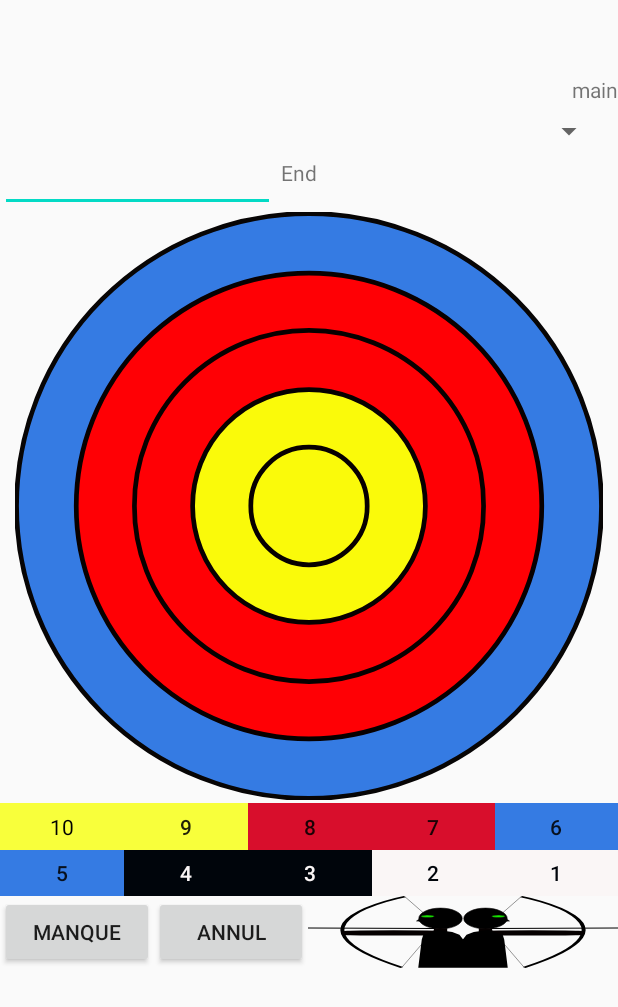
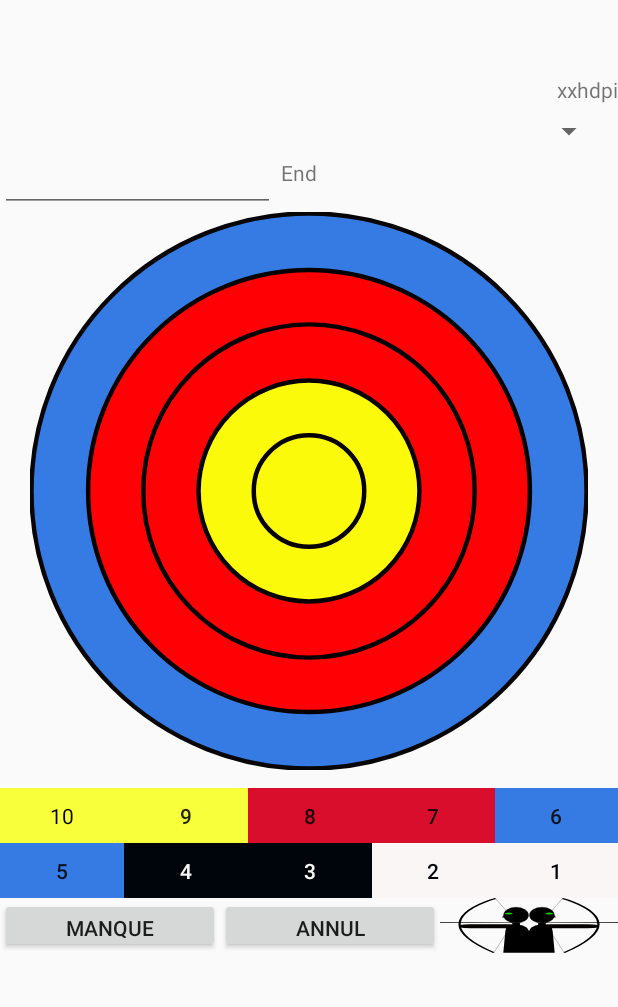
Before and after one commit to jiemeb/CompteCible, an Android app: the layout content_main.xml on its own in the app's theme, with its tools: preview values and no code run, on a phone screen of 412 x 824 dp. Shown: the top 1007 px of the screen. Run offline under Robolectric (Android 15) with nearby library versions, the phone set to English and light mode, and no system bars.

Commit message:
layout corection layout

```diff
--- a/app/src/main/res/layout-land/content_main.xml
+++ b/app/src/main/res/layout-land/content_main.xml
@@ -9,17 +9,15 @@
 
     <EditText
         android:id="@+id/result"
-        android:layout_width="213dp"
-        android:layout_height="161dp"
-        android:layout_marginStart="35dp"
-        android:ellipsize="end"
+        android:layout_width="166dp"
+        android:layout_height="156dp"
+        android:layout_marginStart="32dp"
+        android:ems="10"
         android:focusable="false"
-        android:ems="10"
-        android:scrollbars="vertical"
         android:fontFamily="serif-monospace"
         android:inputType="textMultiLine"
         android:textAlignment="viewEnd"
-        android:textSize="10sp"
+        android:textSize="12sp"
         android:textStyle="bold"
         app:layout_constraintBottom_toBottomOf="parent"
         app:layout_constraintStart_toStartOf="parent" />
@@ -70,25 +68,28 @@
         android:layout_marginEnd="4dp"
         app:layout_constraintEnd_toEndOf="parent"
         app:layout_constraintHorizontal_bias="0.894"
-        app:layout_constraintStart_toEndOf="@+id/imageCible"
+        app:layout_constraintStart_toEndOf="@id/imageCible"
         app:layout_constraintTop_toTopOf="parent">
 
         <TableRow
             android:layout_width="match_parent"
-            android:layout_height="match_parent">
-
+            android:layout_height="match_parent"
+            android:layout_rowWeight="1"
+            android:layout_weight="1">
             <Button
                 android:id="@+id/button10"
-                android:layout_width="wrap_content"
-                android:layout_height="wrap_content"
+                android:layout_width="match_parent"
+                android:layout_height="match_parent"
+                android:layout_rowWeight="1"
                 android:layout_weight="1"
                 android:background="#F8FF3B"
                 android:text="  10 " />
 
             <Button
                 android:id="@+id/button9"
-                android:layout_width="wrap_content"
-                android:layout_height="wrap_content"
+                android:layout_width="match_parent"
+                android:layout_height="match_parent"
+                android:layout_rowWeight="1"
                 android:layout_weight="1"
                 android:background="#F8FF3B"
                 android:text="  9  " />
@@ -96,20 +97,23 @@
 
         <TableRow
             android:layout_width="match_parent"
-            android:layout_height="match_parent">
-
+            android:layout_height="match_parent"
+            android:layout_rowWeight="1"
+            android:layout_weight="1">
             <Button
                 android:id="@+id/button8"
-                android:layout_width="wrap_content"
-                android:layout_height="wrap_content"
+                android:layout_width="match_parent"
+                android:layout_height="match_parent"
+                android:layout_rowWeight="1"
                 android:layout_weight="1"
                 android:background="#D80E2C"
                 android:text="  8  " />
 
             <Button
                 android:id="@+id/button7"
-                android:layout_width="wrap_content"
-                android:layout_height="wrap_content"
+                android:layout_width="match_parent"
+                android:layout_height="match_parent"
+                android:layout_rowWeight="1"
                 android:layout_weight="1"
                 android:background="#D80E2C"
                 android:text="  7  " />
@@ -117,20 +121,23 @@
 
         <TableRow
             android:layout_width="match_parent"
-            android:layout_height="match_parent">
-
+            android:layout_height="match_parent"
+            android:layout_rowWeight="1"
+            android:layout_weight="1">
             <Button
                 android:id="@+id/button6"
-                android:layout_width="wrap_content"
-                android:layout_height="wrap_content"
+                android:layout_width="match_parent"
+                android:layout_height="match_parent"
+                android:layout_rowWeight="1"
                 android:layout_weight="1"
                 android:background="#357BE3"
                 android:text="  6  " />
 
             <Button
                 android:id="@+id/button5"
-                android:layout_width="wrap_content"
-                android:layout_height="wrap_content"
+                android:layout_width="match_parent"
+                android:layout_height="match_parent"
+                android:layout_rowWeight="1"
                 android:layout_weight="1"
                 android:background="#357BE3"
                 android:text="  5  " />
@@ -138,12 +145,14 @@
 
         <TableRow
             android:layout_width="match_parent"
-            android:layout_height="match_parent">
-
+            android:layout_height="match_parent"
+            android:layout_rowWeight="1"
+            android:layout_weight="1">
             <Button
                 android:id="@+id/button4"
-                android:layout_width="wrap_content"
-                android:layout_height="wrap_content"
+                android:layout_width="match_parent"
+                android:layout_height="match_parent"
+                android:layout_rowWeight="1"
                 android:layout_weight="1"
                 android:background="#00050B"
                 android:text="  4  "
@@ -151,8 +160,9 @@
 
             <Button
                 android:id="@+id/button3"
-                android:layout_width="wrap_content"
-                android:layout_height="wrap_content"
+                android:layout_width="match_parent"
+                android:layout_height="match_parent"
+                android:layout_rowWeight="1"
                 android:layout_weight="1"
                 android:background="#00050B"
                 android:text="  3  "
@@ -161,12 +171,14 @@
 
         <TableRow
             android:layout_width="match_parent"
-            android:layout_height="match_parent">
-
+            android:layout_height="match_parent"
+            android:layout_rowWeight="1"
+            android:layout_weight="1">
             <Button
                 android:id="@+id/button2"
-                android:layout_width="wrap_content"
-                android:layout_height="wrap_content"
+                android:layout_width="match_parent"
+                android:layout_height="match_parent"
+                android:layout_rowWeight="1"
                 android:layout_weight="1"
                 android:background="#FAF6F6"
                 android:text="  2  "
@@ -174,8 +186,9 @@
 
             <Button
                 android:id="@+id/button1"
-                android:layout_width="wrap_content"
-                android:layout_height="wrap_content"
+                android:layout_width="match_parent"
+                android:layout_height="match_parent"
+                android:layout_rowWeight="1"
                 android:layout_weight="1"
                 android:background="#FAF6F6"
                 android:text="  1  "
@@ -184,20 +197,23 @@
 
         <TableRow
             android:layout_width="match_parent"
-            android:layout_height="match_parent">
-
+            android:layout_height="match_parent"
+            android:layout_rowWeight="1"
+            android:layout_weight="1">
             <Button
                 android:id="@+id/Manque"
-                android:layout_width="wrap_content"
-                android:layout_height="wrap_content"
+                android:layout_width="match_parent"
+                android:layout_height="match_parent"
+                android:layout_rowWeight="1"
                 android:layout_weight="1"
                 android:background="#D5CECE"
                 android:text="Manque" />
 
             <Button
                 android:id="@+id/Annul"
-                android:layout_width="wrap_content"
-                android:layout_height="wrap_content"
+                android:layout_width="match_parent"
+                android:layout_height="match_parent"
+                android:layout_rowWeight="1"
                 android:layout_weight="1"
                 android:background="#D5CECE"
                 android:text="Annul" />
@@ -205,33 +221,50 @@
 
         <TableRow
             android:layout_width="match_parent"
-            android:layout_height="match_parent">
-
+            android:layout_height="match_parent"
+            android:layout_rowWeight="1"
+            android:layout_weight="1">
             <Button
                 android:id="@+id/bPreviousArcher"
-                android:layout_width="wrap_content"
+                android:layout_width="0dp"
                 android:layout_height="40dp"
+                app:layout_constraintDimensionRatio="0,75"
                 android:layout_weight="1"
                 android:background="@drawable/archer_previous" />
 
             <Button
                 android:id="@+id/bNextArcher"
-                android:layout_width="wrap_content"
+                android:layout_width="0dp"
                 android:layout_height="40dp"
+                android:layout_rowWeight="1"
+                app:layout_constraintDimensionRatio="0,75"
                 android:layout_weight="1"
                 android:background="@drawable/archer_next" />
         </TableRow>
-
         <TableRow
             android:layout_width="match_parent"
-            android:layout_height="match_parent">
+            android:layout_height="match_parent"
+            android:layout_rowWeight="1"
+            android:layout_weight="1">
+
+            <TextView
+                android:id="@+id/endNumberT"
+                android:layout_width="match_parent"
+                android:layout_height="match_parent"
+                android:layout_rowWeight="1"
+                android:layout_weight="1"
+                android:hint=" "
+                android:text="@string/End"
+                android:textSize="12sp"
+                android:textStyle="bold" />
 
             <TextView
                 android:id="@+id/endNumber"
-                android:layout_width="wrap_content"
-                android:layout_height="wrap_content"
-                android:layout_gravity="right"
-                android:textSize="14sp"
+                android:layout_width="match_parent"
+                android:layout_height="match_parent"
+                android:layout_rowWeight="1"
+                android:hint="End"
+                android:textSize="12sp"
                 android:textStyle="bold" />
         </TableRow>
     </TableLayout>
--- a/app/src/main/res/layout-xxhdpi/content_main.xml
+++ b/app/src/main/res/layout-xxhdpi/content_main.xml
@@ -121,7 +121,7 @@
             android:gravity="center"
             app:layout_constraintBottom_toBottomOf="parent"
             app:layout_constraintStart_toStartOf="parent"
-            app:layout_constraintTop_toBottomOf="@id/layout_3">
+            app:layout_constraintTop_toBottomOf="@id/linearLayout3">
 
 
             <TableRow
--- a/app/src/main/res/layout/content_main.xml
+++ b/app/src/main/res/layout/content_main.xml
@@ -11,9 +11,9 @@
         android:id="@+id/textView4"
         android:layout_width="wrap_content"
         android:layout_height="wrap_content"
-        android:text="main"
+        android:text="xxhdpi"
         app:layout_constraintEnd_toEndOf="parent"
-        app:layout_constraintTop_toTopOf="@+id/result" />
+        app:layout_constraintTop_toTopOf="@id/result" />
 
 
     <EditText
@@ -21,6 +21,7 @@
         android:layout_width="183dp"
         android:layout_height="91dp"
         android:layout_marginTop="50dp"
+        android:focusable="false"
         android:ems="10"
         android:fontFamily="serif-monospace"
         android:gravity="end"
@@ -39,7 +40,7 @@
         android:textSize="24sp"
         android:textStyle="bold"
         app:layout_constraintLeft_toRightOf="@id/result"
-        app:layout_constraintTop_toTopOf="@+id/result" />
+        app:layout_constraintTop_toTopOf="@id/result" />
 
     <Spinner
         android:id="@+id/archer"
@@ -50,8 +51,8 @@
         app:layout_constraintBottom_toTopOf="@id/endNumber"
         app:layout_constraintEnd_toEndOf="parent"
         app:layout_constraintHorizontal_bias="0.428"
-        app:layout_constraintStart_toEndOf="@+id/ArrowValue"
-        app:layout_constraintTop_toTopOf="@+id/ArrowValue"
+        app:layout_constraintStart_toEndOf="@id/ArrowValue"
+        app:layout_constraintTop_toTopOf="@id/ArrowValue"
         app:layout_constraintVertical_bias="0.0" />
 
     <TextView
@@ -63,7 +64,7 @@
         android:textSize="14sp"
         android:textStyle="bold"
         app:layout_constraintEnd_toEndOf="parent"
-        app:layout_constraintStart_toStartOf="@+id/archer"
+        app:layout_constraintStart_toStartOf="@id/archer"
         app:layout_constraintTop_toBottomOf="@id/archer"
         tools:ignore="MissingConstraints"
         tools:layout_editor_absoluteY="68dp" />
@@ -73,22 +74,21 @@
         android:layout_width="46dp"
         android:layout_height="24dp"
         android:text="@string/End"
-        app:layout_constraintStart_toStartOf="@+id/ArrowValue"
-        app:layout_constraintTop_toBottomOf="@+id/archer" />
+        app:layout_constraintStart_toStartOf="@id/ArrowValue"
+        app:layout_constraintTop_toBottomOf="@id/archer" />
 
 
     <LinearLayout
         android:id="@+id/linearLayout"
-        android:layout_marginStart="10dp"
         android:layout_width="match_parent"
         android:layout_height="0dp"
         android:layout_weight="3"
-        android:layout_marginEnd="10dp"
-        android:layout_marginRight="5dp"
-        android:gravity="center"
+        android:layout_marginLeft="20dp"
+        android:layout_marginRight="20dp"
         app:layout_constraintDimensionRatio="1"
+        app:layout_constraintEnd_toEndOf="parent"
         app:layout_constraintStart_toStartOf="parent"
-        app:layout_constraintTop_toBottomOf="@+id/result">
+        app:layout_constraintTop_toBottomOf="@id/result">
 
         <ImageView
             android:id="@+id/imageCible"
@@ -97,24 +97,22 @@
             android:layout_weight="1"
             android:background="@drawable/ic_cible"
             android:contentDescription="DessinCible"
-            android:gravity="center"
             app:layout_constraintDimensionRatio="1"
             app:layout_constraintEnd_toEndOf="parent"
-            app:layout_constraintHorizontal_bias="0.5"
-            app:layout_constraintStart_toStartOf="parent"
-            app:layout_constraintTop_toBottomOf="@+id/layout_2" />
-
+            app:layout_constraintHorizontal_bias="0.0"
+            app:layout_constraintTop_toBottomOf="@id/linearLayout" />
     </LinearLayout>
 
     <LinearLayout
         android:id="@+id/linearLayout3"
         android:layout_width="match_parent"
         android:layout_height="wrap_content"
-        android:layout_marginTop="2dp"
         android:layout_weight="1"
         android:gravity="center"
+        app:layout_constraintBottom_toBottomOf="parent"
         app:layout_constraintStart_toStartOf="parent"
-        app:layout_constraintTop_toBottomOf="@+id/linearLayout">
+        app:layout_constraintTop_toBottomOf="@id/linearLayout"
+        app:layout_constraintVertical_bias="0.060000002">
 
 
         <TableLayout
@@ -123,7 +121,8 @@
             android:gravity="center"
             app:layout_constraintBottom_toBottomOf="parent"
             app:layout_constraintStart_toStartOf="parent"
-            app:layout_constraintTop_toBottomOf="@+id/layout_3">
+            app:layout_constraintTop_toBottomOf="@id/linearLayout3">
+
 
             <TableRow
                 android:layout_width="match_parent"
@@ -237,7 +236,6 @@
                     android:text="  1  "
                     android:textColor="#00050B" />
             </TableRow>
-
             <TableRow
                 android:layout_width="match_parent"
                 android:layout_height="match_parent"
@@ -262,21 +260,25 @@
 
                 <Button
                     android:id="@+id/bPreviousArcher"
-                    android:layout_width="wrap_content"
-                    android:layout_height="wrap_content"
+                    android:layout_width="0dp"
+                    android:layout_height="match_parent"
+                    app:layout_constraintDimensionRatio="1"
                     android:layout_rowWeight="1"
                     android:layout_weight="1"
                     android:background="@drawable/archer_previous" />
 
                 <Button
                     android:id="@+id/bNextArcher"
-                    android:layout_width="wrap_content"
-                    android:layout_height="wrap_content"
+                    android:layout_width="0dp"
+                    android:layout_height="match_parent"
+                    app:layout_constraintDimensionRatio="1"
                     android:layout_rowWeight="1"
                     android:layout_weight="1"
                     android:background="@drawable/archer_next" />
 
             </TableRow>
+
+
         </TableLayout>
 
     </LinearLayout>
```
Also changed, not shown: app/src/main/res/layout-xxhdpi/activity_image_resultat.xml (+25 -17 lines), app/src/main/res/layout/activity_image_resultat.xml (+27 -20 lines), app/src/main/res/layout/activity_resultat_round.xml (+11 -9 lines).
